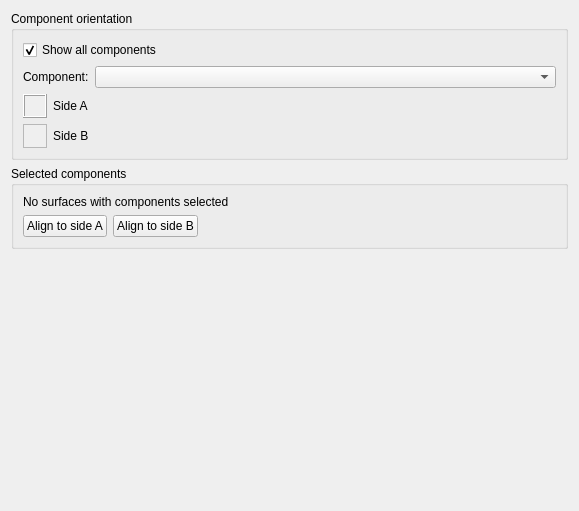
Old version of the form SIM-VICUS/src/SVPropBuildingComponentOrientationWidget.ui in the repository ghorwin/SIM-VICUS.
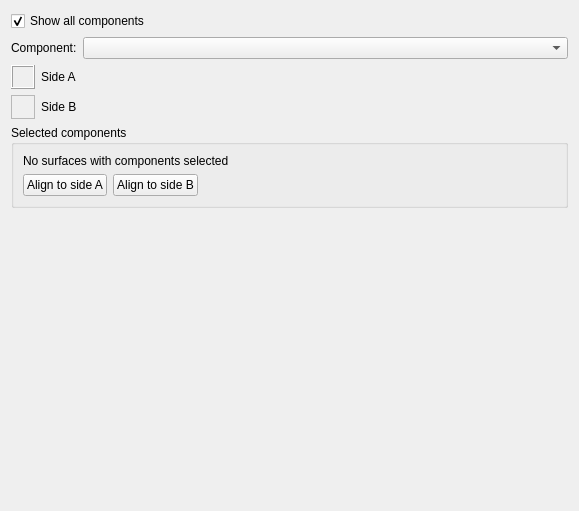
New version of the form.

Commit message: Updated prop widgets

Diff of the .ui file:
```diff
--- a/SIM-VICUS/src/SVPropBuildingComponentOrientationWidget.ui
+++ b/SIM-VICUS/src/SVPropBuildingComponentOrientationWidget.ui
@@ -13,13 +13,7 @@
   <property name="windowTitle">
    <string>Form</string>
   </property>
-  <layout class="QVBoxLayout" name="verticalLayout">
-   <item>
-    <widget class="QGroupBox" name="groupBox_3">
-     <property name="title">
-      <string>Component orientation</string>
-     </property>
-     <layout class="QGridLayout" name="gridLayout_6">
+  <layout class="QGridLayout" name="gridLayout">
       <item row="0" column="0" colspan="2">
        <widget class="QCheckBox" name="checkBoxShowAllComponentOrientations">
         <property name="text">
@@ -47,7 +41,7 @@
         </property>
        </widget>
       </item>
-      <item row="2" column="0" colspan="2">
+   <item row="2" column="0">
        <layout class="QGridLayout" name="gridLayout_4">
         <item row="0" column="0">
          <widget class="QFrame" name="frameSideA">
@@ -115,10 +109,7 @@
         </item>
        </layout>
       </item>
-     </layout>
-    </widget>
-   </item>
-   <item>
+   <item row="3" column="0" colspan="2">
     <widget class="QGroupBox" name="groupBox_4">
      <property name="title">
       <string>Selected components</string>
@@ -167,7 +158,7 @@
      </layout>
     </widget>
    </item>
-   <item>
+   <item row="4" column="0">
     <spacer name="verticalSpacer">
      <property name="orientation">
       <enum>Qt::Vertical</enum>
```
Lines whose indentation alone changed are shown as unchanged. The commit also changes 1 other file.
